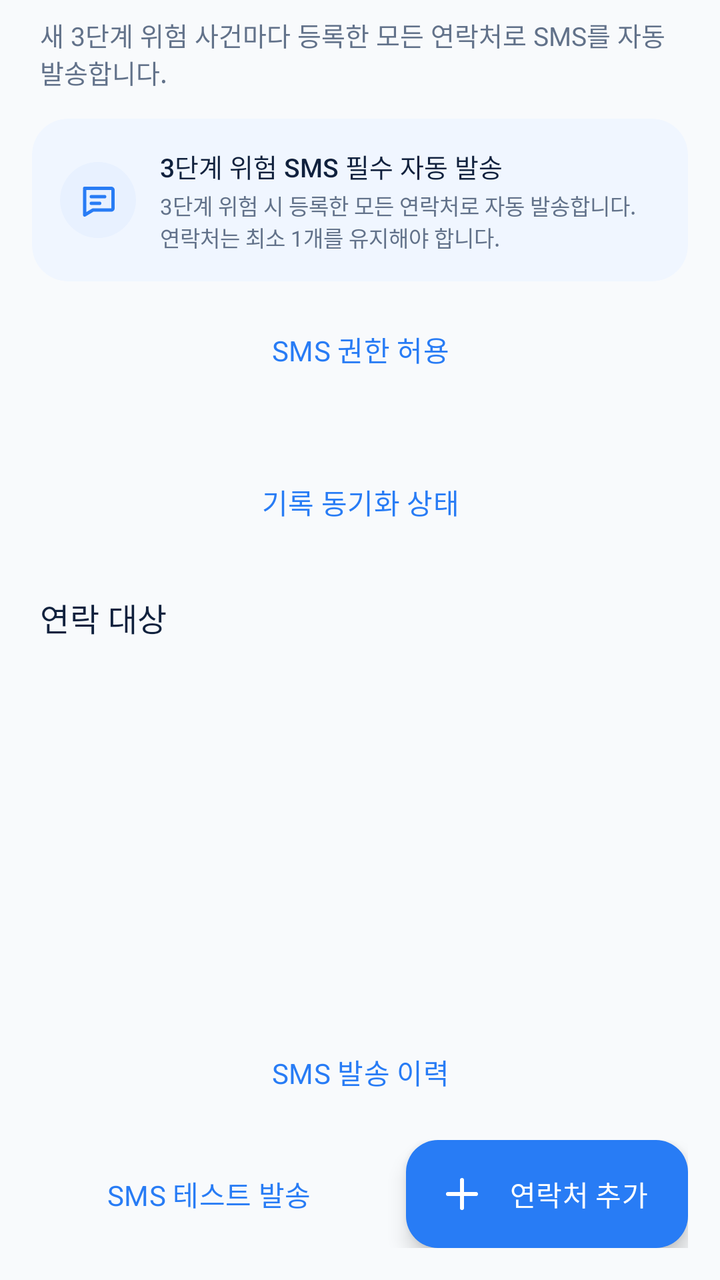
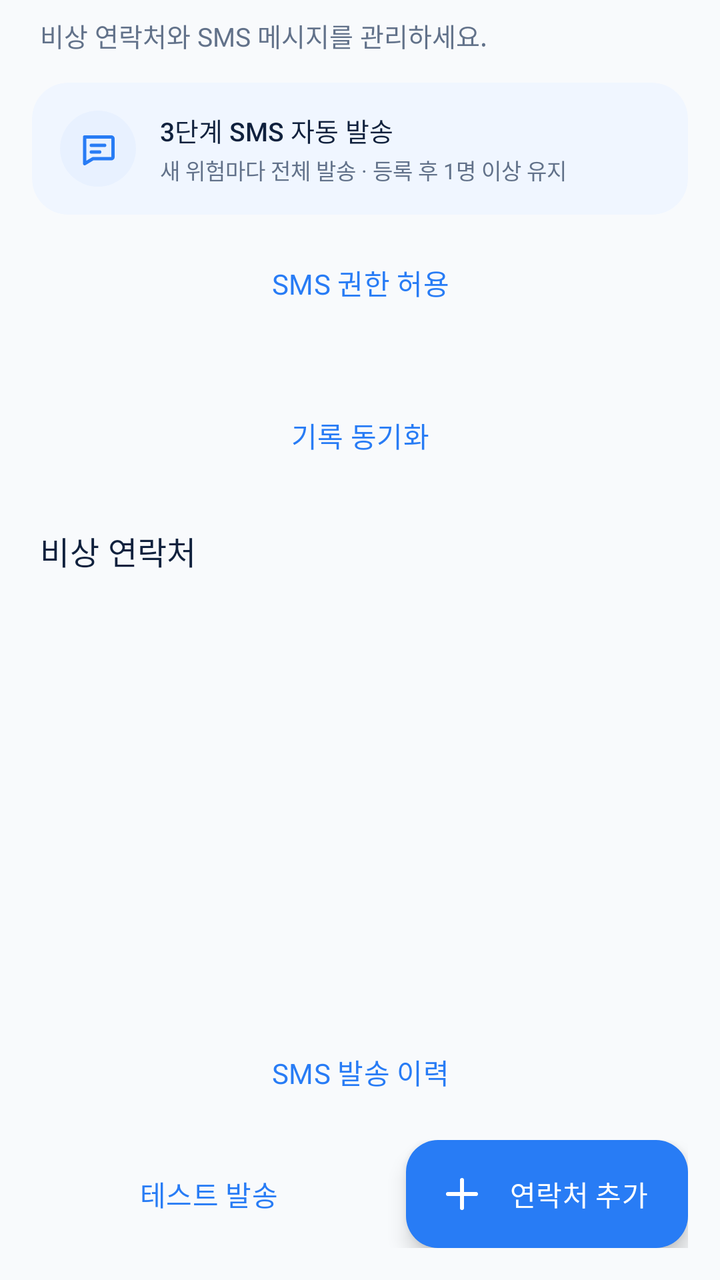

Screens rendered from an Android XML layout before and after an edit, with the pre-edit source and the edit as a unified diff.
<!-- AndroidManifest.xml: application theme Theme.NSND -->
<!-- res/layout/fragment_contact.xml -->
<?xml version="1.0" encoding="utf-8"?>
<androidx.constraintlayout.widget.ConstraintLayout xmlns:android="http://schemas.android.com/apk/res/android"
    xmlns:app="http://schemas.android.com/apk/res-auto"
    xmlns:tools="http://schemas.android.com/tools"
    android:layout_width="match_parent"
    android:layout_height="match_parent"
    android:background="@android:color/transparent"
    tools:context=".ui.contact.ContactFragment">

    <TextView
        android:id="@+id/tvContactSubtitle"
        android:layout_width="0dp"
        android:layout_height="wrap_content"
        android:layout_marginHorizontal="20dp"
        android:layout_marginTop="8dp"
        android:text="새 3단계 위험 사건마다 등록한 모든 연락처로 SMS를 자동 발송합니다."
        android:textColor="@color/text_secondary"
        android:textSize="13sp"
        app:layout_constraintEnd_toEndOf="parent"
        app:layout_constraintStart_toStartOf="parent"
        app:layout_constraintTop_toTopOf="parent" />

    <com.google.android.material.card.MaterialCardView
        android:id="@+id/cardContactGuide"
        android:layout_width="0dp"
        android:layout_height="wrap_content"
        android:layout_marginHorizontal="16dp"
        android:layout_marginTop="14dp"
        app:cardBackgroundColor="@color/accent_tint"
        app:cardCornerRadius="18dp"
        app:cardElevation="0dp"
        app:layout_constraintEnd_toEndOf="parent"
        app:layout_constraintStart_toStartOf="parent"
        app:layout_constraintTop_toBottomOf="@id/tvContactSubtitle"
        app:strokeColor="@color/accent_secondary"
        app:strokeWidth="0dp">

        <LinearLayout
            android:layout_width="match_parent"
            android:layout_height="wrap_content"
            android:gravity="center_vertical"
            android:orientation="horizontal"
            android:padding="14dp">
            <FrameLayout
                android:layout_width="38dp"
                android:layout_height="38dp"
                android:background="@drawable/bg_icon_blue">
                <ImageView
                    android:layout_width="20dp"
                    android:layout_height="20dp"
                    android:layout_gravity="center"
                    android:contentDescription="자동 발송 조건"
                    android:src="@drawable/ic_sms"
                    app:tint="@color/accent_primary" />
            </FrameLayout>
            <LinearLayout
                android:layout_width="0dp"
                android:layout_height="wrap_content"
                android:layout_marginStart="12dp"
                android:layout_weight="1"
                android:orientation="vertical">
                <TextView
                    android:layout_width="wrap_content"
                    android:layout_height="wrap_content"
                    android:fontFamily="sans-serif-medium"
                    android:text="3단계 위험 SMS 필수 자동 발송"
                    android:textColor="@color/text_primary"
                    android:textSize="13sp" />
                <TextView
                    android:layout_width="wrap_content"
                    android:layout_height="wrap_content"
                    android:layout_marginTop="2dp"
                    android:text="3단계 위험 시 등록한 모든 연락처로 자동 발송합니다. 연락처는 최소 1개를 유지해야 합니다."
                    android:textColor="@color/text_secondary"
                    android:textSize="11sp" />
            </LinearLayout>
        </LinearLayout>
    </com.google.android.material.card.MaterialCardView>

    <Button
        android:id="@+id/btnSmsPermission"
        style="@style/Widget.NSND.Button.Secondary"
        android:layout_width="0dp"
        android:layout_height="wrap_content"
        android:layout_marginHorizontal="16dp"
        android:layout_marginTop="8dp"
        android:text="SMS 권한 허용"
        app:layout_constraintStart_toStartOf="parent"
        app:layout_constraintEnd_toEndOf="parent"
        app:layout_constraintTop_toBottomOf="@id/cardContactGuide" />

    <TextView
        android:id="@+id/tvSmsReadiness"
        android:layout_width="0dp"
        android:layout_height="wrap_content"
        android:layout_marginHorizontal="20dp"
        android:textColor="@color/text_secondary"
        android:textSize="12sp"
        app:layout_constraintStart_toStartOf="parent"
        app:layout_constraintEnd_toEndOf="parent"
        app:layout_constraintTop_toBottomOf="@id/btnSmsPermission" />

    <Button
        android:id="@+id/btnSyncRecords"
        style="@style/Widget.NSND.Button.Secondary"
        android:layout_width="0dp"
        android:layout_height="wrap_content"
        android:layout_marginHorizontal="16dp"
        android:layout_marginTop="8dp"
        android:text="기록 동기화 상태"
        app:layout_constraintStart_toStartOf="parent"
        app:layout_constraintEnd_toEndOf="parent"
        app:layout_constraintTop_toBottomOf="@id/tvSmsReadiness" />

    <TextView
        android:id="@+id/tvContactListLabel"
        android:layout_width="0dp"
        android:layout_height="wrap_content"
        android:layout_marginHorizontal="20dp"
        android:layout_marginTop="20dp"
        android:text="연락 대상"
        android:textAppearance="@style/TextAppearance.NSND.Title"
        app:layout_constraintEnd_toEndOf="parent"
        app:layout_constraintStart_toStartOf="parent"
        app:layout_constraintTop_toBottomOf="@id/btnSyncRecords" />

    <TextView
        android:id="@+id/tvContactEmpty"
        android:layout_width="0dp"
        android:layout_height="wrap_content"
        android:layout_marginHorizontal="24dp"
        android:gravity="center"
        android:lineSpacingMultiplier="1.4"
        android:paddingVertical="36dp"
        android:text="@string/contact_empty"
        android:textColor="@color/text_hint"
        android:textSize="14sp"
        android:visibility="gone"
        app:layout_constraintBottom_toTopOf="@id/btnSmsHistory"
        app:layout_constraintEnd_toEndOf="parent"
        app:layout_constraintStart_toStartOf="parent"
        app:layout_constraintTop_toBottomOf="@id/tvContactListLabel" />

    <androidx.recyclerview.widget.RecyclerView
        android:id="@+id/rvContacts"
        android:layout_width="0dp"
        android:layout_height="0dp"
        android:clipToPadding="false"
        android:paddingHorizontal="16dp"
        android:paddingTop="10dp"
        android:paddingBottom="12dp"
        app:layout_constraintBottom_toTopOf="@id/btnSmsHistory"
        app:layout_constraintEnd_toEndOf="parent"
        app:layout_constraintStart_toStartOf="parent"
        app:layout_constraintTop_toBottomOf="@id/tvContactListLabel"
        tools:listitem="@layout/item_contact_card" />

    <Button
        android:id="@+id/btnSmsHistory"
        style="@style/Widget.NSND.Button.Secondary"
        android:layout_width="0dp"
        android:layout_height="wrap_content"
        android:layout_marginHorizontal="16dp"
        android:layout_marginBottom="8dp"
        android:text="@string/sms_history"
        app:layout_constraintBottom_toTopOf="@id/layoutContactActions"
        app:layout_constraintStart_toStartOf="parent"
        app:layout_constraintEnd_toEndOf="parent" />

    <LinearLayout
        android:id="@+id/layoutContactActions"
        android:layout_width="0dp"
        android:layout_height="wrap_content"
        android:layout_marginHorizontal="16dp"
        android:layout_marginBottom="16dp"
        android:gravity="center_vertical"
        android:orientation="horizontal"
        app:layout_constraintBottom_toBottomOf="parent"
        app:layout_constraintEnd_toEndOf="parent"
        app:layout_constraintStart_toStartOf="parent">

        <Button
            android:id="@+id/btnSendContacts"
            style="@style/Widget.NSND.Button.Secondary"
            android:layout_width="0dp"
            android:layout_height="54dp"
            android:layout_marginEnd="10dp"
            android:layout_weight="1"
            android:text="SMS 테스트 발송"
            android:textSize="14sp" />

        <com.google.android.material.floatingactionbutton.ExtendedFloatingActionButton
            android:id="@+id/fabAddContact"
            android:layout_width="wrap_content"
            android:layout_height="54dp"
            android:contentDescription="@string/contact_add"
            android:text="연락처 추가"
            android:textColor="@android:color/white"
            app:backgroundTint="@color/accent_primary"
            app:icon="@drawable/ic_add"
            app:iconTint="@android:color/white" />
    </LinearLayout>
</androidx.constraintlayout.widget.ConstraintLayout>
<!-- res/layout/item_contact_card.xml (included above) -->
<?xml version="1.0" encoding="utf-8"?>
<com.google.android.material.card.MaterialCardView xmlns:android="http://schemas.android.com/apk/res/android"
    xmlns:app="http://schemas.android.com/apk/res-auto"
    android:layout_width="match_parent"
    android:layout_height="wrap_content"
    android:layout_marginBottom="10dp"
    app:cardBackgroundColor="@color/bg_card"
    app:cardCornerRadius="18dp"
    app:cardElevation="0dp"
    app:strokeColor="@color/border"
    app:strokeWidth="0dp">

    <androidx.constraintlayout.widget.ConstraintLayout
        android:layout_width="match_parent"
        android:layout_height="wrap_content"
        android:padding="16dp">

        <FrameLayout
            android:id="@+id/layoutContactAvatar"
            android:layout_width="42dp"
            android:layout_height="42dp"
            android:background="@drawable/bg_icon_blue"
            app:layout_constraintStart_toStartOf="parent"
            app:layout_constraintTop_toTopOf="parent">
            <TextView
                android:id="@+id/tvContactInitial"
                android:layout_width="match_parent"
                android:layout_height="match_parent"
                android:layout_gravity="center"
                android:fontFamily="sans-serif-medium"
                android:gravity="center"
                android:textColor="@color/accent_primary"
                android:textSize="16sp" />
        </FrameLayout>

        <TextView
            android:id="@+id/tvContactName"
            android:layout_width="0dp"
            android:layout_height="wrap_content"
            android:layout_marginStart="12dp"
            android:ellipsize="end"
            android:fontFamily="sans-serif-medium"
            android:maxLines="1"
            android:textColor="@color/text_primary"
            android:textSize="15sp"
            app:layout_constraintEnd_toStartOf="@id/btnEdit"
            app:layout_constraintStart_toEndOf="@id/layoutContactAvatar"
            app:layout_constraintTop_toTopOf="@id/layoutContactAvatar" />

        <TextView
            android:id="@+id/tvContactPhone"
            android:layout_width="0dp"
            android:layout_height="wrap_content"
            android:layout_marginStart="12dp"
            android:layout_marginTop="3dp"
            android:ellipsize="end"
            android:maxLines="1"
            android:textColor="@color/text_secondary"
            android:textSize="12sp"
            app:layout_constraintEnd_toStartOf="@id/btnEdit"
            app:layout_constraintStart_toEndOf="@id/layoutContactAvatar"
            app:layout_constraintTop_toBottomOf="@id/tvContactName" />

        <ImageButton
            android:id="@+id/btnEdit"
            android:layout_width="38dp"
            android:layout_height="38dp"
            android:background="?attr/selectableItemBackgroundBorderless"
            android:contentDescription="@string/contact_edit"
            android:padding="8dp"
            android:src="@drawable/ic_edit"
            app:tint="@color/accent_primary"
            app:layout_constraintEnd_toStartOf="@id/btnDelete"
            app:layout_constraintTop_toTopOf="parent" />

        <ImageButton
            android:id="@+id/btnDelete"
            android:layout_width="38dp"
            android:layout_height="38dp"
            android:background="?attr/selectableItemBackgroundBorderless"
            android:contentDescription="@string/contact_delete"
            android:padding="8dp"
            android:src="@drawable/ic_delete"
            app:tint="@color/alert_red"
            app:layout_constraintEnd_toEndOf="parent"
            app:layout_constraintTop_toTopOf="parent" />

        <View
            android:id="@+id/dividerCard"
            android:layout_width="0dp"
            android:layout_height="1dp"
            android:layout_marginTop="14dp"
            android:background="@color/divider"
            app:layout_constraintEnd_toEndOf="parent"
            app:layout_constraintStart_toStartOf="parent"
            app:layout_constraintTop_toBottomOf="@id/layoutContactAvatar" />

        <TextView
            android:id="@+id/tvContactMessageLabel"
            android:layout_width="wrap_content"
            android:layout_height="wrap_content"
            android:layout_marginTop="12dp"
            android:text="자동 발송 메시지"
            android:textColor="@color/text_hint"
            android:textSize="11sp"
            app:layout_constraintStart_toStartOf="parent"
            app:layout_constraintTop_toBottomOf="@id/dividerCard" />

        <TextView
            android:id="@+id/tvContactMessage"
            android:layout_width="0dp"
            android:layout_height="wrap_content"
            android:layout_marginTop="4dp"
            android:ellipsize="end"
            android:maxLines="2"
            android:textColor="@color/text_secondary"
            android:textSize="12sp"
            app:layout_constraintEnd_toEndOf="parent"
            app:layout_constraintStart_toStartOf="parent"
            app:layout_constraintTop_toBottomOf="@id/tvContactMessageLabel" />

        <TextView
            android:layout_width="wrap_content"
            android:layout_height="wrap_content"
            android:layout_marginTop="10dp"
            android:background="@drawable/bg_badge_stage3"
            android:paddingHorizontal="9dp"
            android:paddingVertical="4dp"
            android:text="3단계 자동 발송"
            android:textColor="@color/stage_3"
            android:textSize="10sp"
            app:layout_constraintBottom_toBottomOf="parent"
            app:layout_constraintEnd_toEndOf="parent"
            app:layout_constraintTop_toBottomOf="@id/tvContactMessage" />
    </androidx.constraintlayout.widget.ConstraintLayout>
</com.google.android.material.card.MaterialCardView>
<!-- resources referenced by this layout -->
<resources>
  <color name="accent_primary">#287CF5</color>
  <color name="accent_secondary">#E8F1FF</color>
  <color name="accent_tint">#F0F6FF</color>
  <color name="alert_red">#EF4444</color>
  <color name="bg_card">@color/light_bg_card</color>
  <color name="border">@color/light_border</color>
  <color name="divider">@color/light_divider</color>
  <color name="stage_3">#EF4444</color>
  <color name="text_hint">@color/light_text_hint</color>
  <color name="text_primary">@color/light_text_primary</color>
  <color name="text_secondary">@color/light_text_secondary</color>
  <!-- drawable bg_badge_stage3 (drawable) -->
  <?xml version="1.0" encoding="utf-8"?>
  <shape xmlns:android="http://schemas.android.com/apk/res/android"
      android:shape="rectangle">
      <solid android:color="@color/stage_3_bg" />
      <corners android:radius="20dp" />
  </shape>
  <!-- drawable bg_icon_blue (drawable) -->
  <?xml version="1.0" encoding="utf-8"?>
  <shape xmlns:android="http://schemas.android.com/apk/res/android" android:shape="oval">
      <solid android:color="@color/accent_secondary" />
  </shape>
  <!-- drawable ic_add (drawable) -->
  <vector xmlns:android="http://schemas.android.com/apk/res/android" android:width="24dp" android:height="24dp" android:viewportWidth="24" android:viewportHeight="24">
      <path android:fillColor="#00000000" android:strokeColor="#FF000000" android:strokeWidth="2" android:strokeLineCap="round" android:pathData="M12,5v14M5,12h14" />
  </vector>
  <!-- drawable ic_delete (drawable) -->
  <vector xmlns:android="http://schemas.android.com/apk/res/android" android:width="24dp" android:height="24dp" android:viewportWidth="24" android:viewportHeight="24">
      <path android:fillColor="#00000000" android:strokeColor="#FF000000" android:strokeWidth="2" android:strokeLineCap="round" android:strokeLineJoin="round" android:pathData="M4,7h16M9,7V4h6v3M7,7l1,14h8l1,-14M10,11v6M14,11v6" />
  </vector>
  <string name="contact_add">연락처 추가</string>
  <string name="contact_delete">삭제</string>
  <string name="contact_edit">편집</string>
  <string name="contact_empty">연락처를 추가해주세요\n3단계 졸음 감지 시 자동으로 연락이 발송됩니다</string>
  <string name="sms_history">SMS 발송 이력</string>
  <style name="TextAppearance.NSND.Title" parent="TextAppearance.Material3.TitleMedium">
          <item name="android:fontFamily">sans-serif-medium</item>
          <item name="android:textColor">@color/text_primary</item>
          <item name="android:textSize">16sp</item>
      </style>
  <style name="Widget.NSND.Button.Secondary" parent="Widget.Material3.Button.OutlinedButton">
          <item name="strokeColor">@color/border</item>
          <item name="android:textColor">@color/accent_primary</item>
          <item name="cornerRadius">16dp</item>
          <item name="android:minHeight">52dp</item>
          <item name="android:insetTop">0dp</item>
          <item name="android:insetBottom">0dp</item>
      </style>
  <style name="Theme.NSND" parent="Base.Theme.NSND" />
  <color name="light_bg_card">#6EFFFFFF</color>
  <color name="light_border">#55A9C1DB</color>
  <color name="light_divider">#667E96B3</color>
  <color name="light_text_hint">#94A3B8</color>
  <color name="light_text_primary">#10213D</color>
  <color name="light_text_secondary">#62728A</color>
  <color name="stage_3_bg">#FEF0F0</color>
  <color name="light_bg_primary">#F8FAFC</color>
  <color name="light_bg_secondary">#FFFFFF</color>
  <color name="accent_light">#75A8FF</color>
  <color name="light_nav_bg">#94FFFFFF</color>
  <color name="light_bg_card_elevated">#3DFFFFFF</color>
  <color name="light_nav_active">#1A6BFF</color>
  <color name="light_nav_inactive">#9CA3AF</color>
  <!-- unchanged entries left out for length: 3 -->
</resources>

<!-- the commit's change to res/layout/fragment_contact.xml (unified diff, before → after) -->
@@ -13,7 +13,7 @@
         android:layout_height="wrap_content"
         android:layout_marginHorizontal="20dp"
         android:layout_marginTop="8dp"
-        android:text="새 3단계 위험 사건마다 등록한 모든 연락처로 SMS를 자동 발송합니다."
+        android:text="@string/contact_subtitle"
         android:textColor="@color/text_secondary"
         android:textSize="13sp"
         app:layout_constraintEnd_toEndOf="parent"
@@ -63,14 +63,14 @@
                     android:layout_width="wrap_content"
                     android:layout_height="wrap_content"
                     android:fontFamily="sans-serif-medium"
-                    android:text="3단계 위험 SMS 필수 자동 발송"
+                    android:text="@string/contact_auto_sms_title"
                     android:textColor="@color/text_primary"
                     android:textSize="13sp" />
                 <TextView
                     android:layout_width="wrap_content"
                     android:layout_height="wrap_content"
                     android:layout_marginTop="2dp"
-                    android:text="3단계 위험 시 등록한 모든 연락처로 자동 발송합니다. 연락처는 최소 1개를 유지해야 합니다."
+                    android:text="@string/contact_auto_sms_description"
                     android:textColor="@color/text_secondary"
                     android:textSize="11sp" />
             </LinearLayout>
@@ -107,7 +107,7 @@
         android:layout_height="wrap_content"
         android:layout_marginHorizontal="16dp"
         android:layout_marginTop="8dp"
-        android:text="기록 동기화 상태"
+        android:text="기록 동기화"
         app:layout_constraintStart_toStartOf="parent"
         app:layout_constraintEnd_toEndOf="parent"
         app:layout_constraintTop_toBottomOf="@id/tvSmsReadiness" />
@@ -118,7 +118,7 @@
         android:layout_height="wrap_content"
         android:layout_marginHorizontal="20dp"
         android:layout_marginTop="20dp"
-        android:text="연락 대상"
+        android:text="비상 연락처"
         android:textAppearance="@style/TextAppearance.NSND.Title"
         app:layout_constraintEnd_toEndOf="parent"
         app:layout_constraintStart_toStartOf="parent"
@@ -186,7 +186,7 @@
             android:layout_height="54dp"
             android:layout_marginEnd="10dp"
             android:layout_weight="1"
-            android:text="SMS 테스트 발송"
+            android:text="테스트 발송"
             android:textSize="14sp" />
 
         <com.google.android.material.floatingactionbutton.ExtendedFloatingActionButton
<!-- resource entries referenced after the edit -->
@@ -32,9 +32,12 @@
       <path android:fillColor="#00000000" android:strokeColor="#FF000000" android:strokeWidth="2" android:strokeLineCap="round" android:strokeLineJoin="round" android:pathData="M4,7h16M9,7V4h6v3M7,7l1,14h8l1,-14M10,11v6M14,11v6" />
   </vector>
   <string name="contact_add">연락처 추가</string>
+  <string name="contact_auto_sms_description">새 위험마다 전체 발송 · 등록 후 1명 이상 유지</string>
+  <string name="contact_auto_sms_title">3단계 SMS 자동 발송</string>
   <string name="contact_delete">삭제</string>
   <string name="contact_edit">편집</string>
-  <string name="contact_empty">연락처를 추가해주세요\n3단계 졸음 감지 시 자동으로 연락이 발송됩니다</string>
+  <string name="contact_empty">비상 연락처를 추가하세요</string>
+  <string name="contact_subtitle">비상 연락처와 SMS 메시지를 관리하세요.</string>
   <string name="sms_history">SMS 발송 이력</string>
   <style name="TextAppearance.NSND.Title" parent="TextAppearance.Material3.TitleMedium">
           <item name="android:fontFamily">sans-serif-medium</item>
